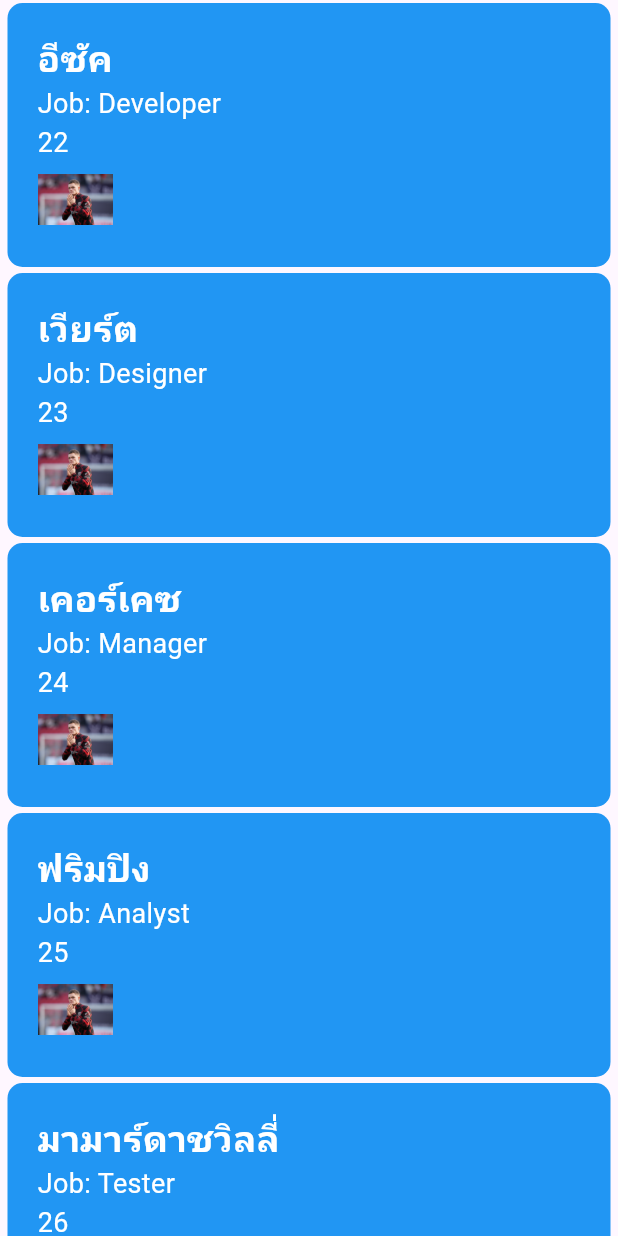
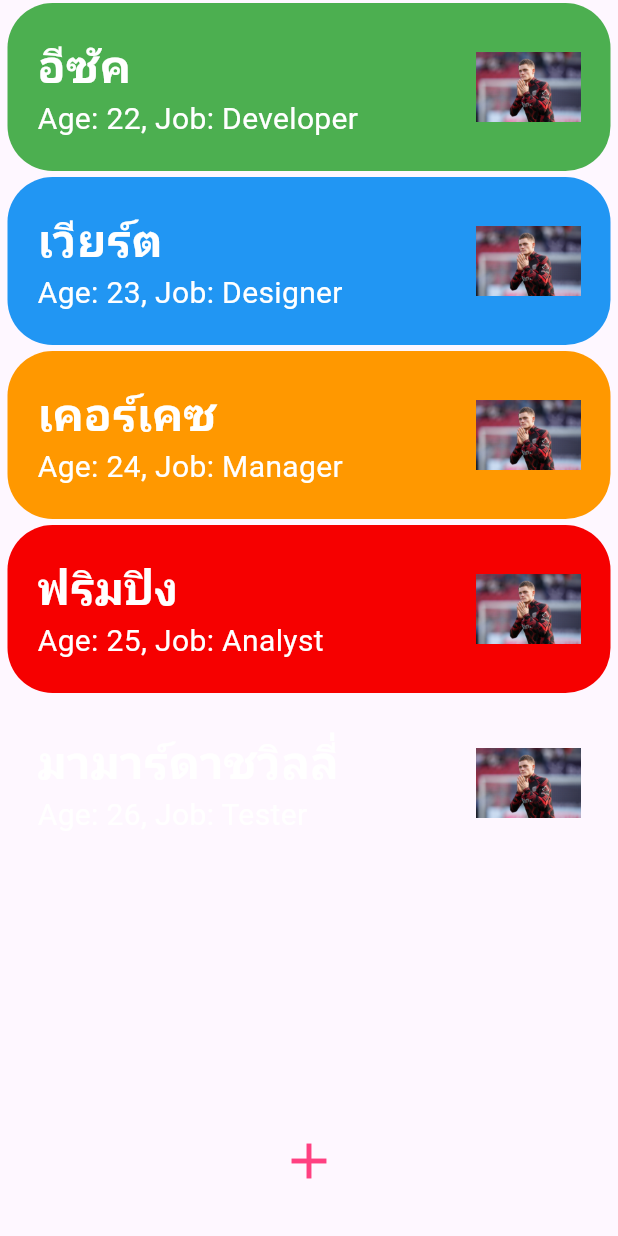
Before and after one commit to L4RZER/learn_flutter_67_2, a Flutter app: the Item widget shown alone on an empty page, opened directly, on a phone screen of 412 x 824 dp. Run offline on Flutter 3.47's test engine with Material 3 defaults, Android fonts, the phone set to English and light mode, and no system bars; our stand-ins replace google_fonts; Roboto replaces fonts that are missing (Kanit).

Commit message:
Step17 Rounting

```diff
--- a/lib/main.dart
+++ b/lib/main.dart
@@ -44,3 +44,23 @@ void main() {
   // );
   runApp(const AddForm());
 }
+
+// Step 16: Routing
+class MyApp extends StatelessWidget {
+  const MyApp({super.key});
+
+  @override
+  Widget build(BuildContext context) {
+    return MaterialApp(
+      title: "My App",
+      home: Scaffold(
+        appBar: AppBar(
+          title: const Text("My App"),
+          backgroundColor: Colors.pinkAccent,
+          centerTitle: true,
+        ),
+        body: const Item(),
+      ),
+    );
+  }
+}
--- a/lib/screen/addForm.dart
+++ b/lib/screen/addForm.dart
@@ -5,6 +5,7 @@
 // Step 16: submit button
 import 'package:flutter/material.dart';
 import 'package:learn_flutter_67_2/models/person.dart';
+import 'package:learn_flutter_67_2/main.dart';
 
 class AddForm extends StatefulWidget {
   const AddForm({super.key});
@@ -101,6 +102,10 @@ Job _job = Job.Manager; // Default job
                     print(personList);
                     _formKey.currentState?.reset(
                       ); // Reset the form after submission
+
+                // Step 17: Routing
+                  Navigator.push(context, MaterialPageRoute(builder: (ctx) => MyApp()),
+                  );
                 },
               style: FilledButton.styleFrom(backgroundColor: Colors.blueAccent),
               child: Text(
--- a/lib/screen/item.dart
+++ b/lib/screen/item.dart
@@ -1,6 +1,7 @@
 import 'package:flutter/material.dart';
 import 'package:learn_flutter_67_2/models/person.dart';
 import 'package:google_fonts/google_fonts.dart';
+import 'package:learn_flutter_67_2/screen/addForm.dart';
 
 class Item extends StatefulWidget {
   const Item({super.key});
@@ -12,13 +13,88 @@ class Item extends StatefulWidget {
 class _ItemState extends State<Item> {
   @override
   Widget build(BuildContext context) {
-    return ListView.builder(
+    // return ListView.builder(
+    //   itemCount: personList.length,
+    //   itemBuilder: (context, index) {
+    //     return Container(
+    //       decoration: BoxDecoration(
+    //         color: Colors.blue,
+    //         borderRadius: BorderRadius.circular(10),
+    //       ),
+    //       margin: const EdgeInsets.symmetric(vertical: 2, horizontal: 5),
+    //       padding: const EdgeInsets.all(20),
+    //       child: Row(
+    //         mainAxisAlignment: MainAxisAlignment.spaceBetween,
+    //         children: [
+    //           Column(
+    //             crossAxisAlignment: CrossAxisAlignment.start,
+    //             children: [
+    //               Text(
+    //                 personList[index].name,
+    //                 // style: const TextStyle(
+    //                 //   fontSize: 24,
+    //                 //   color: Colors.white,
+    //                 //   fontWeight: FontWeight.bold,
+    //                 // ),
+
+    //                 // Step 12: use google fonts
+    //                 style: GoogleFonts.kanit(
+    //                   fontSize: 24,
+    //                   color: Colors.white,
+    //                   fontWeight: FontWeight.bold,
+    //                 ),
+    //               ),
+    //               Text(
+    //                 "Job: ${personList[index].job.title}",
+    //                 // style: const TextStyle(
+    //                 //   fontSize: 18,
+    //                 //   color: Colors.white,
+    //                 //   fontWeight: FontWeight.normal,
+    //                 // ),
+    //                 style: GoogleFonts.kanit(
+    //                   fontSize: 18,
+    //                   color: Colors.white,
+    //                   fontWeight: FontWeight.normal,
+    //                 ),
+    //               ),
+    //               Text(
+    //                 personList[index].age.toString(),
+    //                 // style: const TextStyle(
+    //                 //   fontSize: 18,
+    //                 //   color: Colors.white,
+    //                 //   fontWeight: FontWeight.normal,
+    //                 // ),
+    //                 style: GoogleFonts.kanit(
+    //                   fontSize: 18,
+    //                   color: Colors.white,
+    //                   fontWeight: FontWeight.normal,
+    //                 ),
+    //               ),
+    //               Image.asset(
+    //                 personList[index].job.image,
+    //                 width: 50,
+    //                 height: 50,
+    //               ),
+    //             ],
+    //           ),
+    //         ],
+    //       ),
+    //     );
+    //   },
+    // );
+    // Step 17: Routing
+    return Column(
+      children: [
+        Expanded(
+          child: ListView.builder(
             itemCount: personList.length,
             itemBuilder: (context, index) {
               return Container(
                 decoration: BoxDecoration(
-            color: Colors.blue,
-            borderRadius: BorderRadius.circular(10),
+                  borderRadius: BorderRadius.circular(30),
+                  color: personList[index]
+                  .job
+                  .color, // Use the color from the job enum
                 ),
                 margin: const EdgeInsets.symmetric(vertical: 2, horizontal: 5),
                 padding: const EdgeInsets.all(20),
@@ -30,56 +106,48 @@ class _ItemState extends State<Item> {
                       children: [
                         Text(
                           personList[index].name,
-                    // style: const TextStyle(
-                    //   fontSize: 24,
-                    //   color: Colors.white,
-                    //   fontWeight: FontWeight.bold,
-                    // ),
-
-                    // Step 12: use google fonts
                           style: GoogleFonts.kanit(
-                      fontSize: 24,
+                            fontSize: 30,
                             color: Colors.white,
                             fontWeight: FontWeight.bold,
                           ),
                         ),
                         Text(
-                    "Job: ${personList[index].job.title}",
-                    // style: const TextStyle(
-                    //   fontSize: 18,
-                    //   color: Colors.white,
-                    //   fontWeight: FontWeight.normal,
-                    // ),
+                          "Age: ${personList[index].age}, Job: ${personList[index].job.title}",
                           style: GoogleFonts.kanit(
-                      fontSize: 18,
+                            fontSize: 20,
                             color: Colors.white,
                             fontWeight: FontWeight.normal,
                           ),
                         ),
-                  Text(
-                    personList[index].age.toString(),
-                    // style: const TextStyle(
-                    //   fontSize: 18,
-                    //   color: Colors.white,
-                    //   fontWeight: FontWeight.normal,
-                    // ),
-                    style: GoogleFonts.kanit(
-                      fontSize: 18,
-                      color: Colors.white,
-                      fontWeight: FontWeight.normal,
-                    ),
+                      ]
                     ),
                     Image.asset(
                       personList[index].job.image,
-                    width: 50,
-                    height: 50,
-                  ),
-                ],
+                      width: 70,
+                      height: 70,
                     ),
                   ],
                 ),
               );
+
             },
+            ),
+        ),
+        SizedBox(
+          width: 100,
+          height: 100,
+          child: IconButton(
+            onPressed: (){
+              Navigator.pushReplacement(
+                context,
+                MaterialPageRoute(builder: (context) => const AddForm()),
+                );
+            },
+            icon: Icon(Icons.add, size: 40, color: Colors.pinkAccent),
+            ),
+            ),
+      ],
     );
   }
 }
```
Also changed, not shown: 1 other file. Lines whose indentation alone changed are shown as unchanged.
